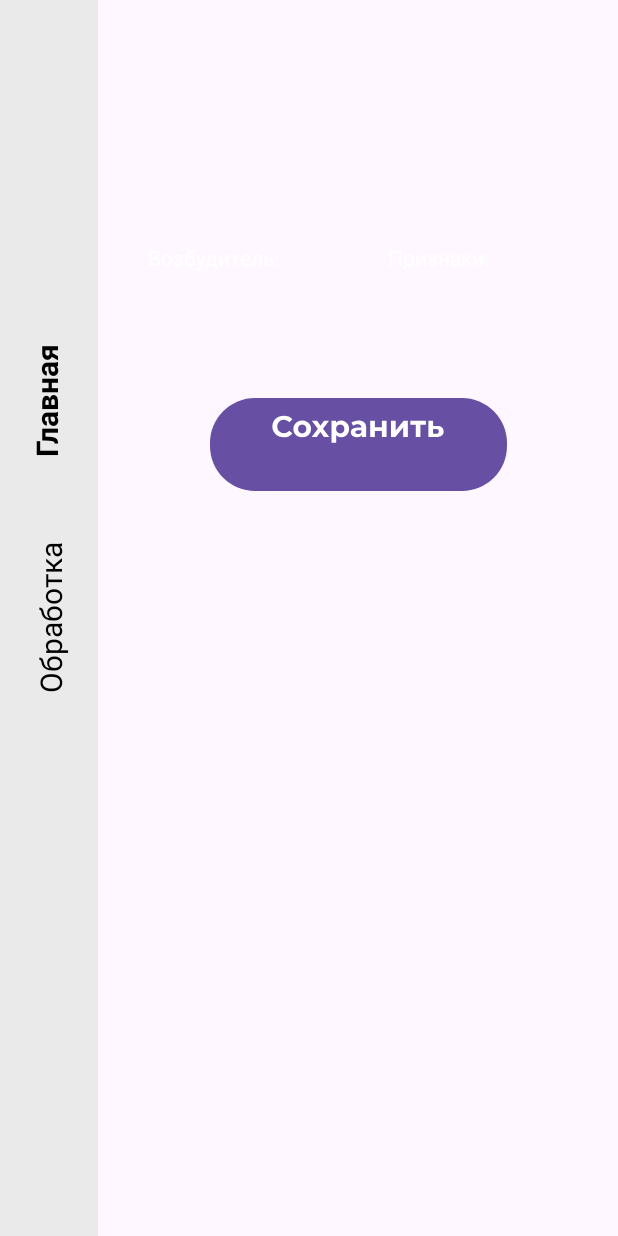
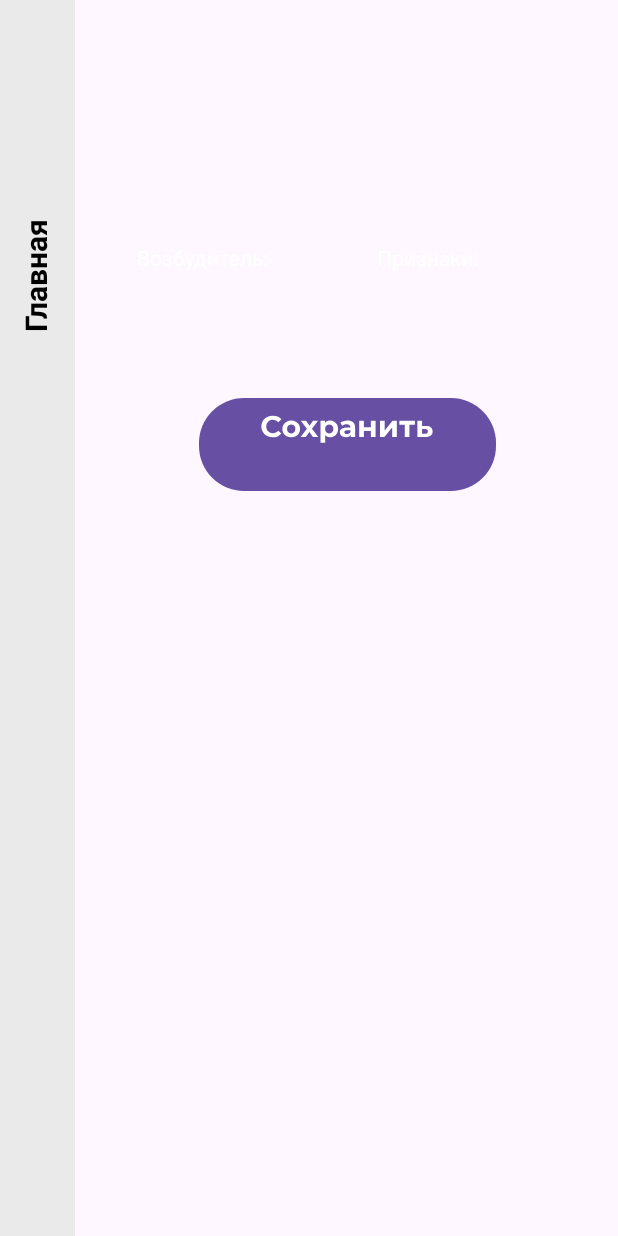
Before and after one commit to Avaleksandrova/PlantAide, an Android app: the CourseIllPage screen opened directly, with no data from a screen before it, on a phone screen of 412 x 824 dp. Run offline under Robolectric (Android 15) with nearby library versions, the phone set to English and light mode, and no system bars; our stand-ins replace Firebase (no records; nobody signed in at launch, a user with empty details on screens opened directly).

Commit message:
Незначительные изменения в визуальной составляющей

```diff
--- a/app/src/main/res/layout/activity_course_ill_page.xml
+++ b/app/src/main/res/layout/activity_course_ill_page.xml
@@ -10,43 +10,32 @@
 
     <androidx.constraintlayout.widget.ConstraintLayout
         android:id="@+id/constraintLayout"
-        android:layout_width="65dp"
+        android:layout_width="50dp"
         android:layout_height="0dp"
         android:background="@color/aside_color"
         app:layout_constraintBottom_toBottomOf="parent"
         app:layout_constraintStart_toStartOf="parent"
-        app:layout_constraintTop_toTopOf="parent">
-
-        <TextView
-            android:id="@+id/contacts"
-            android:layout_width="130dp"
-            android:layout_height="145dp"
-            android:layout_marginBottom="340dp"
-            android:fontFamily="@font/montserrat"
-            android:gravity="center"
-            android:rotation="-90"
-            android:text="@string/about_scan"
-            android:textColor="@color/black"
-            android:textSize="20sp"
-            app:layout_constraintBottom_toBottomOf="parent"
-            app:layout_constraintEnd_toEndOf="parent"
-            app:layout_constraintStart_toStartOf="parent" />
+        app:layout_constraintTop_toTopOf="parent"
+        app:layout_constraintVertical_bias="0.0">
 
 
         <TextView
-            android:id="@+id/scan"
+            android:id="@+id/main_page"
             android:layout_width="100dp"
             android:layout_height="145dp"
-            android:layout_marginBottom="144dp"
+            android:layout_marginTop="29dp"
+            android:layout_marginBottom="485dp"
             android:fontFamily="@font/montserrat_bold"
             android:gravity="center"
             android:rotation="-90"
             android:text="@string/main_scene"
             android:textColor="@color/black"
             android:textSize="20sp"
-            app:layout_constraintBottom_toBottomOf="@id/contacts"
+
+            app:layout_constraintBottom_toBottomOf="parent"
             app:layout_constraintEnd_toEndOf="parent"
-            app:layout_constraintStart_toStartOf="parent" />
+            app:layout_constraintStart_toStartOf="parent"
+            app:layout_constraintTop_toTopOf="parent" />
 
 
     </androidx.constraintlayout.widget.ConstraintLayout>
--- a/app/src/main/res/values/strings.xml
+++ b/app/src/main/res/values/strings.xml
@@ -13,5 +13,5 @@
     <string name="course_ill_description">Пока ничего</string>
     <string name="saveTo">Save</string>
     <string name="delete">удалить</string>
-
+    <string name="information">Помогаем лечить растения</string>
 </resources>
```
Also changed, not shown: app/src/main/res/drawable/photo.xml (deleted, +0 -12 lines), app/src/main/res/layout/activity_map.xml (+26 -23 lines), app/src/main/res/layout/activity_save_ill_page.xml (+10 -22 lines).
